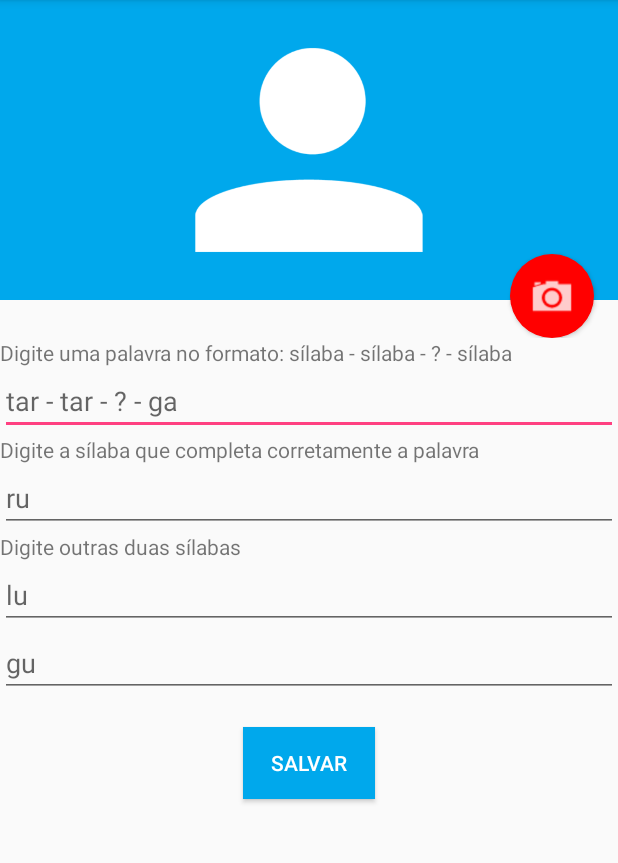
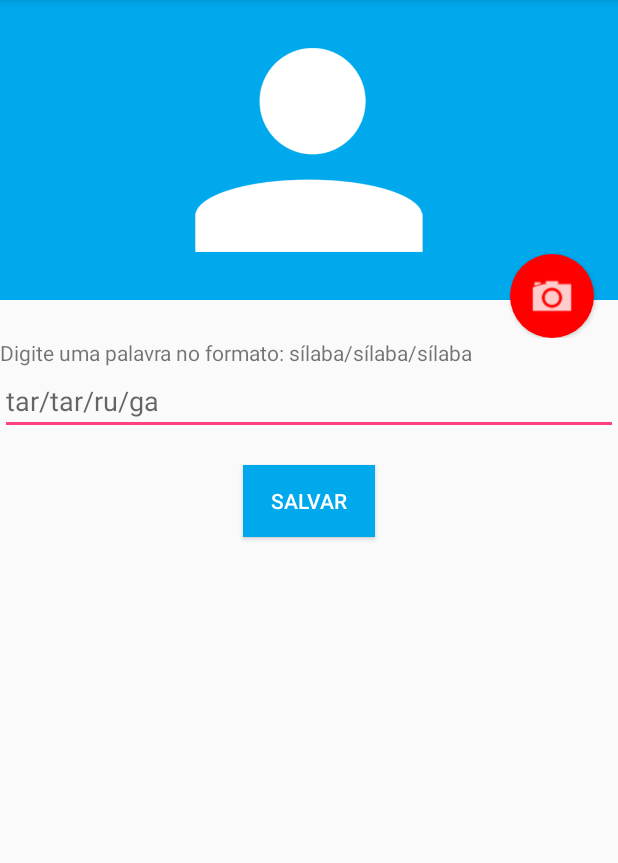
Before and after one commit to marianacavichioli/Projeto2, an Android app: the CriarTemplateActivity screen opened directly, with no data from a screen before it, after a tap on "SALVAR", on a phone screen of 412 x 824 dp, the part 84-947 px from its top. Run offline under Robolectric (Android 15) with nearby library versions, the phone set to English and light mode, and no system bars; our stand-ins replace ButterKnife, Picasso.

Commit message:
Layout ajustado para nova proposta da atividade e as seguintes validações implementadas: (1) se uma foto foi tirada (2) se a palavra é composta apenas de letras de a-z,A-Z,letras acentuadas ou o caracter /

```diff
--- a/app/src/main/java/com/mobile2/projeto2/criar_template/CriarTemplateActivity.java
+++ b/app/src/main/java/com/mobile2/projeto2/criar_template/CriarTemplateActivity.java
@@ -33,11 +33,11 @@ public class CriarTemplateActivity extends AppCompatActivity implements CriarTem
 
     private CriarTemplatePresenter presenter;
 
-    private String palavra, silabaCorreta, silabaIncorreta1, silabaIncorreta2;
-    public EditText editText_Palavra, editText_SilabaCorreta, editText_SilabaIncorreta1, editText_SilabaIncorreta2;
+    private String palavra;
+    public EditText editText_Palavra;
 
 
-
+    private boolean fotoAnexada = false;
     private static final int CODIGO_CAMERA = 123;
     public String caminhoFoto;
 
@@ -51,15 +51,12 @@ public class CriarTemplateActivity extends AppCompatActivity implements CriarTem
         presenter = new CriarTemplatePresenter(this);
 
         editText_Palavra = findViewById(R.id.editText_Palavra);
-        editText_SilabaCorreta = findViewById(R.id.editText_SilabaCorreta);
-        editText_SilabaIncorreta1 = findViewById(R.id.editText_SilabaIncorreta1);
-        editText_SilabaIncorreta2 = findViewById(R.id.editText_SilabaIncorreta2);
-
     }
 
     @Override
     protected void onActivityResult(int requestCode, int resultCode, Intent data) {
         if (requestCode == CODIGO_CAMERA && resultCode == Activity.RESULT_OK) {
+            fotoAnexada = true;
             exibeFoto();
         }
     }
@@ -92,9 +89,6 @@ public class CriarTemplateActivity extends AppCompatActivity implements CriarTem
     public void salvar(){
 
         palavra = editText_Palavra.getText().toString();
-        silabaCorreta = editText_SilabaCorreta.getText().toString();
-        silabaIncorreta1 = editText_SilabaIncorreta1.getText().toString();
-        silabaIncorreta2 = editText_SilabaIncorreta2.getText().toString();
 
         List<String> mensagens = validar();
 
@@ -105,14 +99,12 @@ public class CriarTemplateActivity extends AppCompatActivity implements CriarTem
             setResult(Activity.RESULT_OK, resultado);
 
 
-
-
             showToast(palavra);
             finish();
         }
 
         else{
-            showErro(mensagens);
+            showToast(mensagens.get(0));
         }
 
     }
@@ -121,23 +113,16 @@ public class CriarTemplateActivity extends AppCompatActivity implements CriarTem
         Toast.makeText(CriarTemplateActivity.this, text, Toast.LENGTH_SHORT).show();
     }
 
-    private void showErro(List<String> erro) {
-        Toast.makeText(CriarTemplateActivity.this, erro.get(0), Toast.LENGTH_SHORT).show();
-    }
-
     public List<String> validar(){
         List<String> mensagens = new ArrayList<String>();
+        if (!fotoAnexada){
+            mensagens.add("Uma foto deve ser adicionada");
+        }
         if (palavra.trim().length() == 0) {
-            mensagens.add("O primeiro campo deve ser preenchido");
+            mensagens.add("Uma palavra deve ser preenchida");
         }
-        if (silabaCorreta.trim().length() == 0) {
-            mensagens.add("O segundo campo deve ser preenchido");
-        }
-        if (silabaIncorreta1.trim().length() == 0) {
-            mensagens.add("O terceiro campo deve ser preenchido");
-        }
-        if (silabaIncorreta2.trim().length() == 0) {
-            mensagens.add("O quarto campo deve ser preenchido");
+        if (palavra.matches("^[a-zA-Z\\u00C0-\\u00FF/]*$") == false){
+            mensagens.add("Palavra só pode conter letras e barras / ");
         }
 
         return (mensagens.isEmpty() ? null : mensagens);
--- a/app/src/main/java/com/mobile2/projeto2/criar_template/CriarTemplateView.java
+++ b/app/src/main/java/com/mobile2/projeto2/criar_template/CriarTemplateView.java
@@ -3,4 +3,5 @@ package com.mobile2.projeto2.criar_template;
 public interface CriarTemplateView {
     void tiraFoto();
     void salvar();
+
 }
--- a/app/src/main/res/layout/activity_criar_template.xml
+++ b/app/src/main/res/layout/activity_criar_template.xml
@@ -43,42 +43,6 @@
         android:hint="@string/hint_Tartaruga"
         android:inputType="textPersonName" />
 
-    <TextView
-        android:id="@+id/textView_SilabaCorreta"
-        android:layout_width="match_parent"
-        android:layout_height="wrap_content"
-        android:text="@string/text_SilabaCorreta" />
-
-    <EditText
-        android:id="@+id/editText_SilabaCorreta"
-        android:layout_width="match_parent"
-        android:layout_height="wrap_content"
-        android:ems="10"
-        android:hint="@string/hint_SilabaCorreta"
-        android:inputType="textPersonName" />
-
-    <TextView
-        android:id="@+id/textView_SilabaIncorreta"
-        android:layout_width="match_parent"
-        android:layout_height="wrap_content"
-        android:text="@string/text_SilabaIncorreta" />
-
-    <EditText
-        android:id="@+id/editText_SilabaIncorreta1"
-        android:layout_width="match_parent"
-        android:layout_height="wrap_content"
-        android:ems="10"
-        android:hint="@string/hint_SilabaIncorreta1"
-        android:inputType="textPersonName" />
-
-    <EditText
-        android:id="@+id/editText_SilabaIncorreta2"
-        android:layout_width="match_parent"
-        android:layout_height="wrap_content"
-        android:ems="10"
-        android:hint="@string/hint_SilabaIncorreta2"
-        android:inputType="textPersonName" />
-
     <Button
         android:id="@+id/formulario_submit"
         android:layout_width="wrap_content"
--- a/app/src/main/res/values/strings.xml
+++ b/app/src/main/res/values/strings.xml
@@ -1,10 +1,5 @@
 <resources>
     <string name="app_name">Projeto2</string>
-    <string name="text_DigitePalavra">Digite uma palavra no formato: sílaba - sílaba - ? - sílaba</string>
-    <string name="hint_Tartaruga">tar - tar - ? - ga</string>
-    <string name="text_SilabaCorreta">Digite a sílaba que completa corretamente a palavra</string>
-    <string name="hint_SilabaCorreta">ru</string>
-    <string name="text_SilabaIncorreta">Digite outras duas sílabas</string>
-    <string name="hint_SilabaIncorreta1">lu</string>
-    <string name="hint_SilabaIncorreta2">gu</string>
+    <string name="text_DigitePalavra">Digite uma palavra no formato: sílaba/sílaba/sílaba</string>
+    <string name="hint_Tartaruga">tar/tar/ru/ga</string>
 </resources>
```
